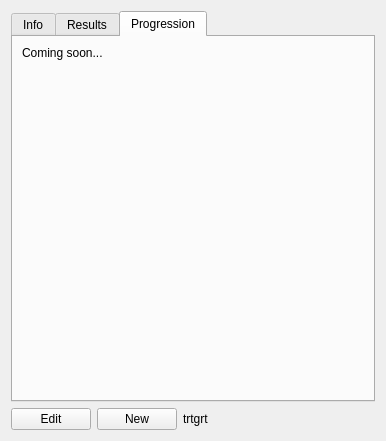
Above: src/genecraft/core/ui/widgets/experiments/experimentctrl.ui from GeneCraft/GeneCraft-Project before the change. Below: the same form after it.
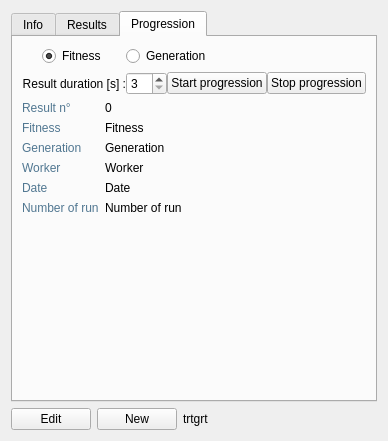
That is the form after the change. The open tabs and pages were chosen to show the change. Icons and pictures are not drawn.

Commit message: tool for the experiment progression

The edit to the form file:
```diff
--- a/src/genecraft/core/ui/widgets/experiments/experimentctrl.ui
+++ b/src/genecraft/core/ui/widgets/experiments/experimentctrl.ui
@@ -328,14 +328,205 @@
        <string>Progression</string>
       </attribute>
       <layout class="QGridLayout" name="gridLayout_3">
-       <item row="1" column="0">
+       <item row="0" column="0" colspan="3">
+        <layout class="QHBoxLayout" name="horizontalLayout_4" stretch="0,0,0">
+         <property name="spacing">
+          <number>20</number>
+         </property>
+         <property name="leftMargin">
+          <number>20</number>
+         </property>
+         <property name="rightMargin">
+          <number>20</number>
+         </property>
+         <item>
+          <widget class="QRadioButton" name="rdbtnFitness">
+           <property name="text">
+            <string>Fitness</string>
+           </property>
+           <property name="checked">
+            <bool>true</bool>
+           </property>
+          </widget>
+         </item>
+         <item>
+          <widget class="QRadioButton" name="rdbtnGeneration">
+           <property name="text">
+            <string>Generation</string>
+           </property>
+          </widget>
+         </item>
+         <item>
+          <spacer name="horizontalSpacer_6">
+           <property name="orientation">
+            <enum>Qt::Horizontal</enum>
+           </property>
+           <property name="sizeHint" stdset="0">
+            <size>
+             <width>40</width>
+             <height>20</height>
+            </size>
+           </property>
+          </spacer>
+         </item>
+        </layout>
+       </item>
+       <item row="1" column="0" colspan="3">
+        <layout class="QHBoxLayout" name="horizontalLayout_5">
+         <property name="spacing">
+          <number>0</number>
+         </property>
+         <item>
+          <widget class="QLabel" name="lblProgressionTime">
+           <property name="text">
+            <string>Result duration [s] :</string>
+           </property>
+           <property name="alignment">
+            <set>Qt::AlignRight|Qt::AlignTrailing|Qt::AlignVCenter</set>
+           </property>
+           <property name="wordWrap">
+            <bool>false</bool>
+           </property>
+          </widget>
+         </item>
+         <item>
+          <widget class="QSpinBox" name="sbxDuration">
+           <property name="minimum">
+            <number>3</number>
+           </property>
+           <property name="maximum">
+            <number>30</number>
+           </property>
+          </widget>
+         </item>
+         <item>
+          <spacer name="horizontalSpacer_7">
+           <property name="orientation">
+            <enum>Qt::Horizontal</enum>
+           </property>
+           <property name="sizeHint" stdset="0">
+            <size>
+             <width>20</width>
+             <height>20</height>
+            </size>
+           </property>
+          </spacer>
+         </item>
+         <item>
+          <widget class="QPushButton" name="btnProgression">
+           <property name="text">
+            <string>Start progression</string>
+           </property>
+          </widget>
+         </item>
+         <item>
+          <widget class="QPushButton" name="btnProgressStop">
+           <property name="text">
+            <string>Stop progression</string>
+           </property>
+          </widget>
+         </item>
+        </layout>
+       </item>
+       <item row="4" column="0">
         <widget class="QLabel" name="label">
+         <property name="styleSheet">
+          <string notr="true">color: rgb(81, 119, 145);</string>
+         </property>
          <property name="text">
-          <string>Coming soon...</string>
+          <string>Fitness </string>
+         </property>
+        </widget>
+       </item>
+       <item row="5" column="0">
+        <widget class="QLabel" name="label_7">
+         <property name="styleSheet">
+          <string notr="true">color: rgb(81, 119, 145);</string>
+         </property>
+         <property name="text">
+          <string>Generation</string>
+         </property>
+        </widget>
+       </item>
+       <item row="6" column="0">
+        <widget class="QLabel" name="label_8">
+         <property name="styleSheet">
+          <string notr="true">color: rgb(81, 119, 145);</string>
+         </property>
+         <property name="text">
+          <string>Worker</string>
+         </property>
+        </widget>
+       </item>
+       <item row="5" column="1">
+        <widget class="QLabel" name="lblGeneration">
+         <property name="text">
+          <string>Generation</string>
+         </property>
+        </widget>
+       </item>
+       <item row="4" column="1">
+        <widget class="QLabel" name="lblFitness">
+         <property name="text">
+          <string>Fitness</string>
+         </property>
+        </widget>
+       </item>
+       <item row="6" column="1">
+        <widget class="QLabel" name="lblWorker">
+         <property name="text">
+          <string>Worker</string>
+         </property>
+        </widget>
+       </item>
+       <item row="7" column="0">
+        <widget class="QLabel" name="label_9">
+         <property name="styleSheet">
+          <string notr="true">color: rgb(81, 119, 145);</string>
+         </property>
+         <property name="text">
+          <string>Date</string>
+         </property>
+        </widget>
+       </item>
+       <item row="7" column="1">
+        <widget class="QLabel" name="lblProgressDate">
+         <property name="text">
+          <string>Date</string>
+         </property>
+        </widget>
+       </item>
+       <item row="8" column="0">
+        <widget class="QLabel" name="label_10">
+         <property name="styleSheet">
+          <string notr="true">color: rgb(81, 119, 145);</string>
+         </property>
+         <property name="text">
+          <string>Number of run</string>
+         </property>
+        </widget>
+       </item>
+       <item row="8" column="1">
+        <widget class="QLabel" name="lblNumberRun">
+         <property name="styleSheet">
+          <string notr="true"/>
+         </property>
+         <property name="text">
+          <string>Number of run</string>
          </property>
         </widget>
        </item>
        <item row="2" column="0">
+        <widget class="QLabel" name="label_11">
+         <property name="styleSheet">
+          <string notr="true">color: rgb(81, 119, 145);</string>
+         </property>
+         <property name="text">
+          <string>Result n° </string>
+         </property>
+        </widget>
+       </item>
+       <item row="9" column="0">
         <spacer name="verticalSpacer_2">
          <property name="orientation">
           <enum>Qt::Vertical</enum>
@@ -348,6 +539,26 @@
          </property>
         </spacer>
        </item>
+       <item row="9" column="1">
+        <spacer name="horizontalSpacer_9">
+         <property name="orientation">
+          <enum>Qt::Horizontal</enum>
+         </property>
+         <property name="sizeHint" stdset="0">
+          <size>
+           <width>40</width>
+           <height>20</height>
+          </size>
+         </property>
+        </spacer>
+       </item>
+       <item row="2" column="1">
+        <widget class="QLabel" name="lblResultNumber">
+         <property name="text">
+          <string>0</string>
+         </property>
+        </widget>
+       </item>
       </layout>
      </widget>
     </widget>
```
Left out of the diff: 20 changed lines with no effect on the pictures. The commit also changes 15 other files.
